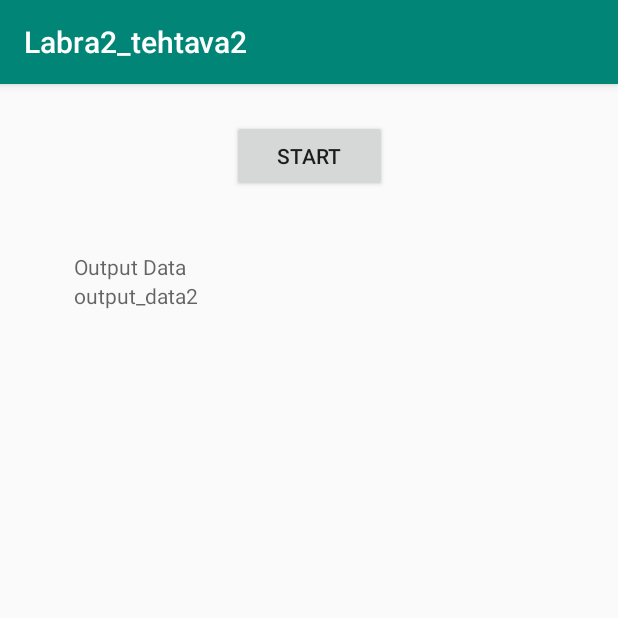
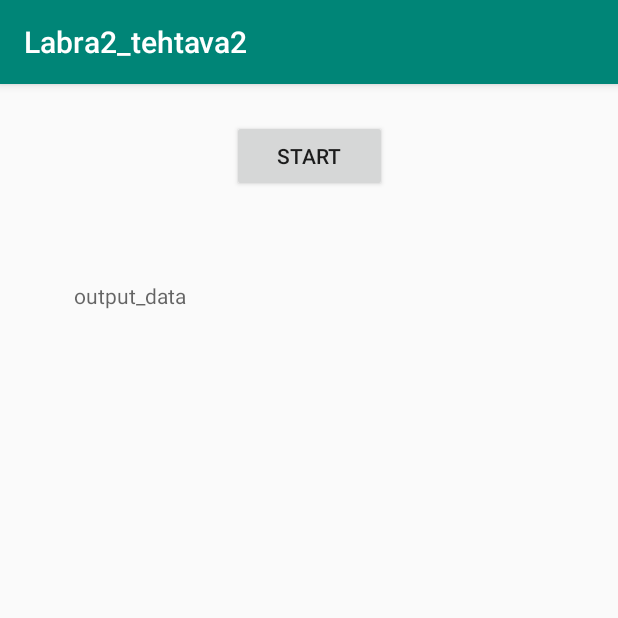
Before and after one commit to kontuniko/Labra2_tehtava2, an Android app: the screen it shows after launch (MainActivity), on a phone screen of 412 x 824 dp, the top half of it. Run offline under Robolectric (Android 15) with nearby library versions, the phone set to English and light mode, and no system bars.

Commit message:
Fixed some layout things

```diff
--- a/app/src/main/java/fi/mobtietoliikenne/labra2_tehtava2/AsynkTask.java
+++ b/app/src/main/java/fi/mobtietoliikenne/labra2_tehtava2/AsynkTask.java
@@ -16,6 +16,7 @@ import java.net.MalformedURLException;
 import java.net.URL;
 import java.util.ArrayList;
 import java.util.Iterator;
+
 
 public class AsynkTask extends AsyncTask<String, String, ArrayList<String>> {
 
@@ -80,7 +81,7 @@ public class AsynkTask extends AsyncTask<String, String, ArrayList<String>> {
         super.onPostExecute(keys);
         String lista = "";
         for (String stock:keys){
-            lista = lista + stock +"\n";
+            lista = lista + stock + "\n" + "\n";
         }
         MainActivity.tvOutput2.setText(lista);
     }
--- a/app/src/main/res/layout/activity_main.xml
+++ b/app/src/main/res/layout/activity_main.xml
@@ -23,7 +23,6 @@
         android:layout_width="313dp"
         android:layout_height="wrap_content"
         android:layout_marginBottom="412dp"
-        android:hint="@string/output_data"
         app:layout_constraintBottom_toBottomOf="parent"
         app:layout_constraintLeft_toLeftOf="parent"
         app:layout_constraintRight_toRightOf="parent"
@@ -34,7 +33,7 @@
         android:id="@+id/tvOutput2"
         android:layout_width="313dp"
         android:layout_height="wrap_content"
-        android:hint="output_data2"
+        android:hint="@string/output_data2"
         app:layout_constraintTop_toBottomOf="@+id/tvOutput"
         app:layout_constraintLeft_toLeftOf="parent"
         app:layout_constraintRight_toRightOf="parent"
--- a/app/src/main/res/values/strings.xml
+++ b/app/src/main/res/values/strings.xml
@@ -2,4 +2,5 @@
     <string name="app_name">Labra2_tehtava2</string>
     <string name="output_data">Output Data</string>
     <string name="start">Start</string>
+    <string name="output_data2">output_data</string>
 </resources>
```
